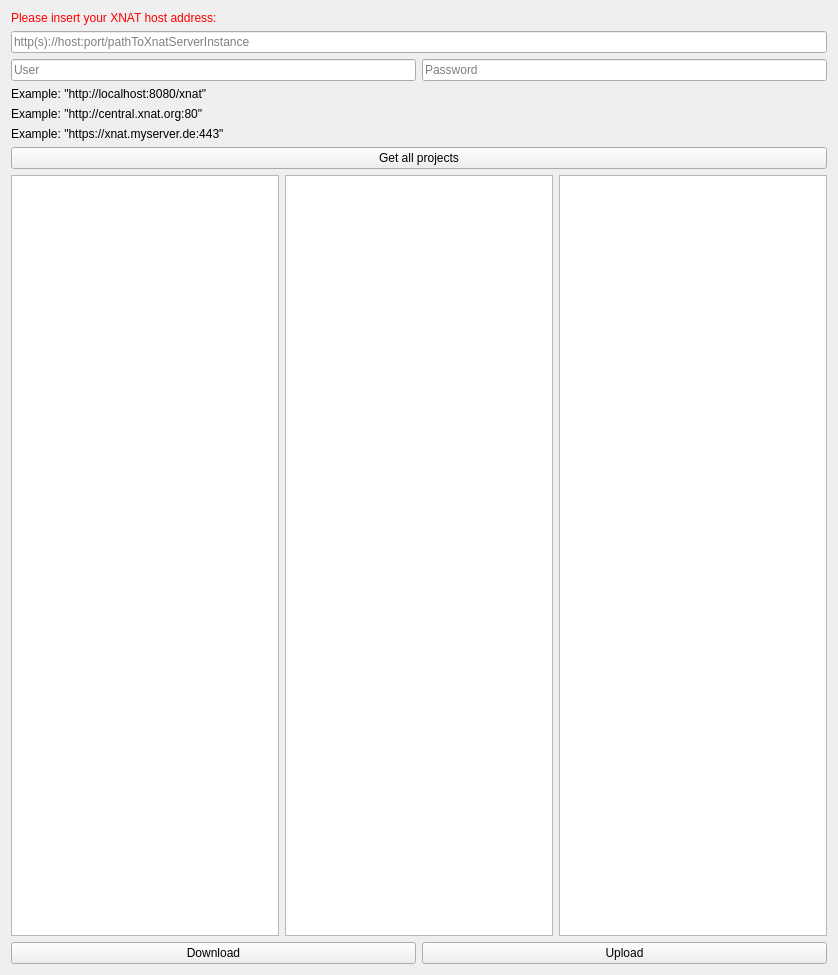
MITK/MITK, file Plugins/org.mitk.gui.qt.xnatinterface/src/internal/XNATProjectsControls.ui: the form before one commit.
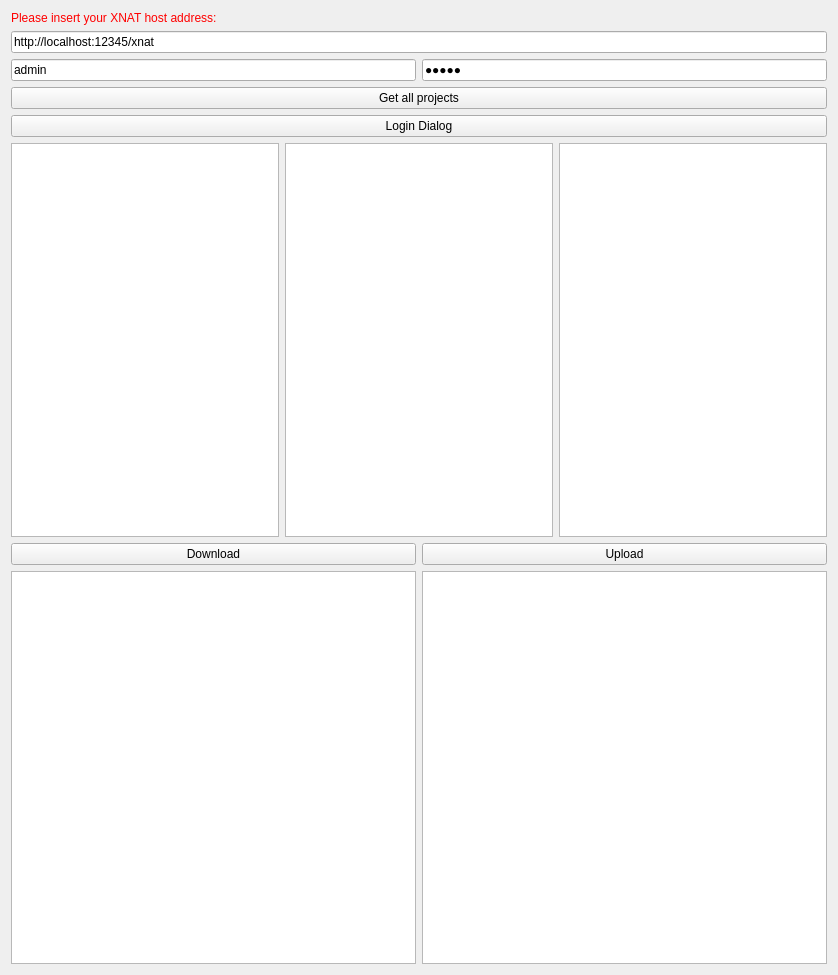
The form after the commit. Icons and pictures are not drawn.

Commit message: Changed xnat plugin from view to editor. Replaced Poco code with CTK:xnat-support CORE. Added member variables for the models(project, subject, experiment, scans, resources). Added functions for browsing. Browsing is possible now. From project to resources over subjects, experiments and scans.

```diff
--- a/Plugins/org.mitk.gui.qt.xnatinterface/src/internal/XNATProjectsControls.ui
+++ b/Plugins/org.mitk.gui.qt.xnatinterface/src/internal/XNATProjectsControls.ui
@@ -45,7 +45,10 @@
         </size>
        </property>
        <property name="toolTip">
-        <string>&lt;html&gt;&lt;head/&gt;&lt;body&gt;&lt;p&gt;Example: &amp;quot;http://localhost:8080/xnat&amp;quot;&lt;/p&gt;&lt;p&gt;Example: &amp;quot;http://central.xnat.org:80&amp;quot;&lt;/p&gt;&lt;p&gt;Example: &amp;quot;https://xnat.myserver.de:443&amp;quot;&lt;/p&gt;&lt;/body&gt;&lt;/html&gt;</string>
+        <string>&lt;html&gt;&lt;head/&gt;&lt;body&gt;&lt;p&gt;Examples:&lt;/p&gt;&lt;p&gt;&amp;quot;http://localhost:8080/xnat&amp;quot;&lt;/p&gt;&lt;p&gt;&amp;quot;http://central.xnat.org:80&amp;quot;&lt;/p&gt;&lt;p&gt;&amp;quot;https://xnat.myserver.de:443&amp;quot;&lt;/p&gt;&lt;/body&gt;&lt;/html&gt;</string>
+       </property>
+       <property name="text">
+        <string>http://localhost:12345/xnat</string>
        </property>
        <property name="placeholderText">
         <string>http(s)://host:port/pathToXnatServerInstance</string>
@@ -56,6 +59,9 @@
       <layout class="QHBoxLayout" name="horizontalLayout">
        <item>
         <widget class="QLineEdit" name="inUser">
+         <property name="text">
+          <string>admin</string>
+         </property>
          <property name="placeholderText">
           <string>User</string>
          </property>
@@ -69,6 +75,9 @@
            <height>0</height>
           </size>
          </property>
+         <property name="text">
+          <string>admin</string>
+         </property>
          <property name="echoMode">
           <enum>QLineEdit::Password</enum>
          </property>
@@ -81,30 +90,6 @@
      </item>
     </layout>
    </item>
-   <item>
-    <widget class="QLabel" name="exampleHostAddress">
-     <property name="toolTip">
-      <string>Example: &quot;http://localhost:8080/xnat&quot;</string>
-     </property>
-     <property name="text">
-      <string>Example: &quot;http://localhost:8080/xnat&quot;</string>
-     </property>
-    </widget>
-   </item>
-   <item>
-    <widget class="QLabel" name="label">
-     <property name="text">
-      <string>Example: &quot;http://central.xnat.org:80&quot;</string>
-     </property>
-    </widget>
-   </item>
-   <item>
-    <widget class="QLabel" name="label_2">
-     <property name="text">
-      <string>Example: &quot;https://xnat.myserver.de:443&quot;</string>
-     </property>
-    </widget>
-   </item>
    <item>
     <widget class="QPushButton" name="buttonGetAllProjects">
      <property name="enabled">
@@ -118,6 +103,13 @@
      </property>
     </widget>
    </item>
+   <item>
+    <widget class="QPushButton" name="buttonLoginDialog">
+     <property name="text">
+      <string>Login Dialog</string>
+     </property>
+    </widget>
+   </item>
    <item>
     <layout class="QGridLayout" name="gridLayout">
      <item row="0" column="2">
@@ -149,6 +141,16 @@
      </item>
     </layout>
    </item>
+   <item>
+    <layout class="QHBoxLayout" name="horizontalLayout_3">
+     <item>
+      <widget class="QTreeView" name="scanTreeView"/>
+     </item>
+     <item>
+      <widget class="QTreeView" name="resourceTreeView"/>
+     </item>
+    </layout>
+   </item>
   </layout>
  </widget>
  <layoutdefault spacing="6" margin="11"/>
```
Left out of the diff: 12 changed lines with no effect on the pictures. The commit also changes 4 other files.
